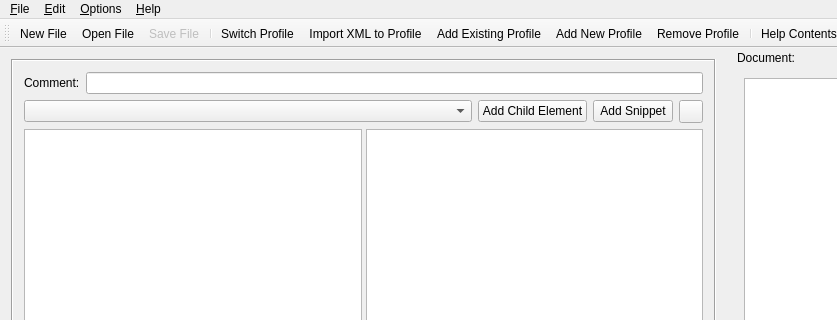
Old version of the form GCXMLGenerator/gcmainwindow.ui in the repository goblincoding/xmlmill; both pictures show x 0 to 837 and y 0 to 320 of the 1099 by 659 pixel window.
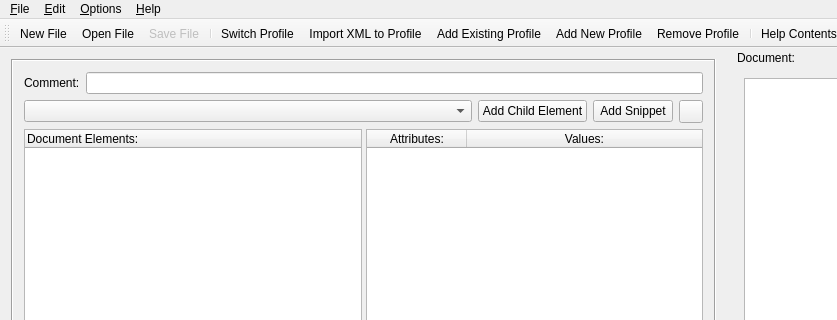
New version of the form. Icons and pictures are not drawn.

What changed in the file:
```diff
--- a/GCXMLGenerator/gcmainwindow.ui
+++ b/GCXMLGenerator/gcmainwindow.ui
@@ -112,7 +112,7 @@
            <bool>true</bool>
           </property>
           <attribute name="headerVisible">
-           <bool>false</bool>
+           <bool>true</bool>
           </attribute>
           <column>
            <property name="text">
@@ -131,7 +131,7 @@
            <number>2</number>
           </property>
           <attribute name="horizontalHeaderVisible">
-           <bool>false</bool>
+           <bool>true</bool>
           </attribute>
           <attribute name="horizontalHeaderCascadingSectionResizes">
            <bool>true</bool>
```
Left out of the diff: 6 changed lines with no effect on the pictures.
